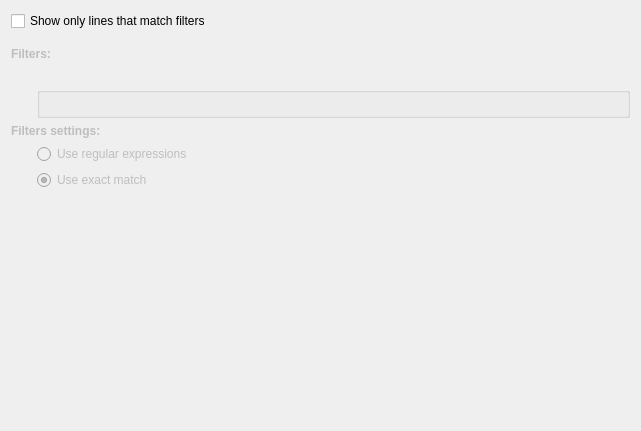
Above: applets/fileWatcher/filtersConfig.ui from KDE/kdeplasma-addons before the change. Below: the same form after it.
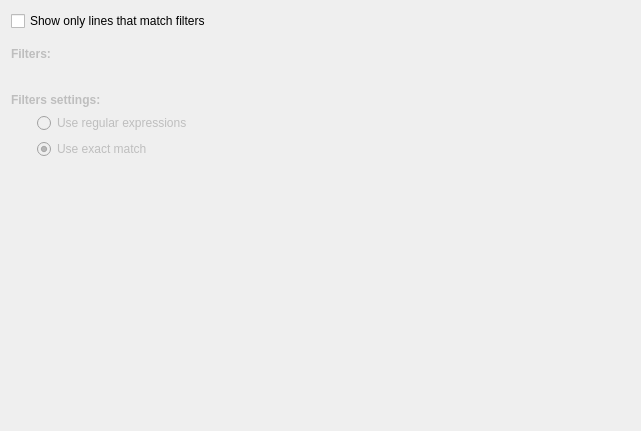
That is the form after the change. Custom widgets are drawn as their Qt base class.

Commit message: Don't use the deprecated KEditListBox, use KEditListWidget

What changed in the file:
```diff
--- a/applets/fileWatcher/filtersConfig.ui
+++ b/applets/fileWatcher/filtersConfig.ui
@@ -27,13 +27,10 @@
     </spacer>
    </item>
    <item row="8" column="1" >
-    <widget class="KEditListBox" name="filtersListBox" >
+    <widget class="KEditListWidget" name="filtersListWidget" >
      <property name="enabled" >
       <bool>false</bool>
      </property>
-     <property name="flat" >
-      <bool>true</bool>
-     </property>
     </widget>
    </item>
    <item row="9" column="0" colspan="2" >
@@ -131,9 +128,9 @@
  </widget>
  <customwidgets>
   <customwidget>
-   <class>KEditListBox</class>
-   <extends>QGroupBox</extends>
-   <header>keditlistbox.h</header>
+   <class>KEditListWidget</class>
+   <extends>QWidget</extends>
+   <header>keditlistwidget.h</header>
   </customwidget>
  </customwidgets>
  <resources/>
```
Left out of the diff: 2 changed lines with no effect on the pictures. The commit also changes 4 other files.
